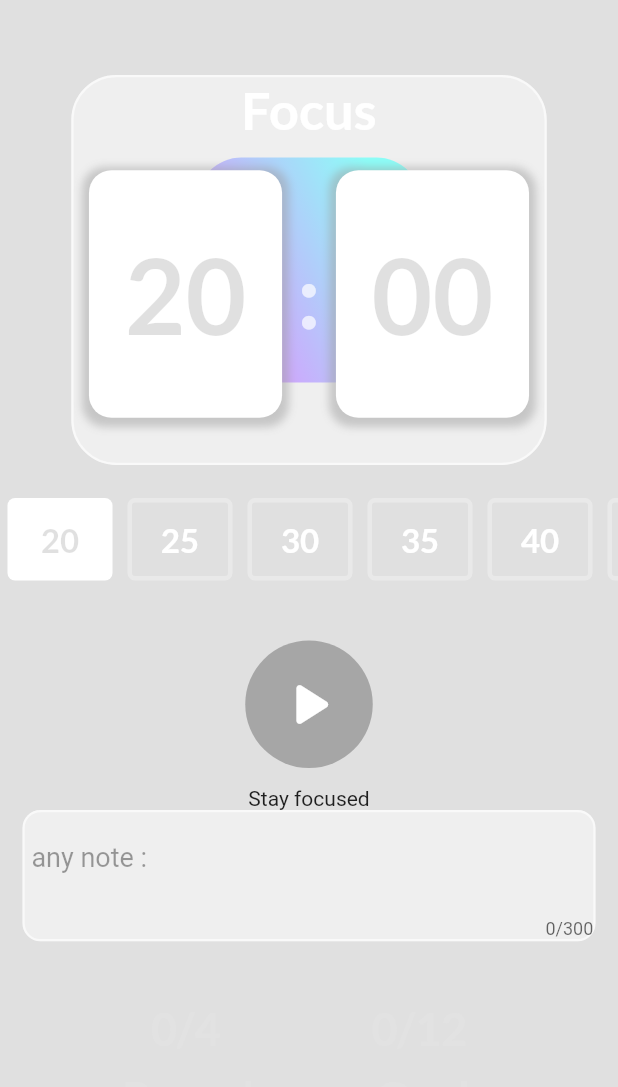
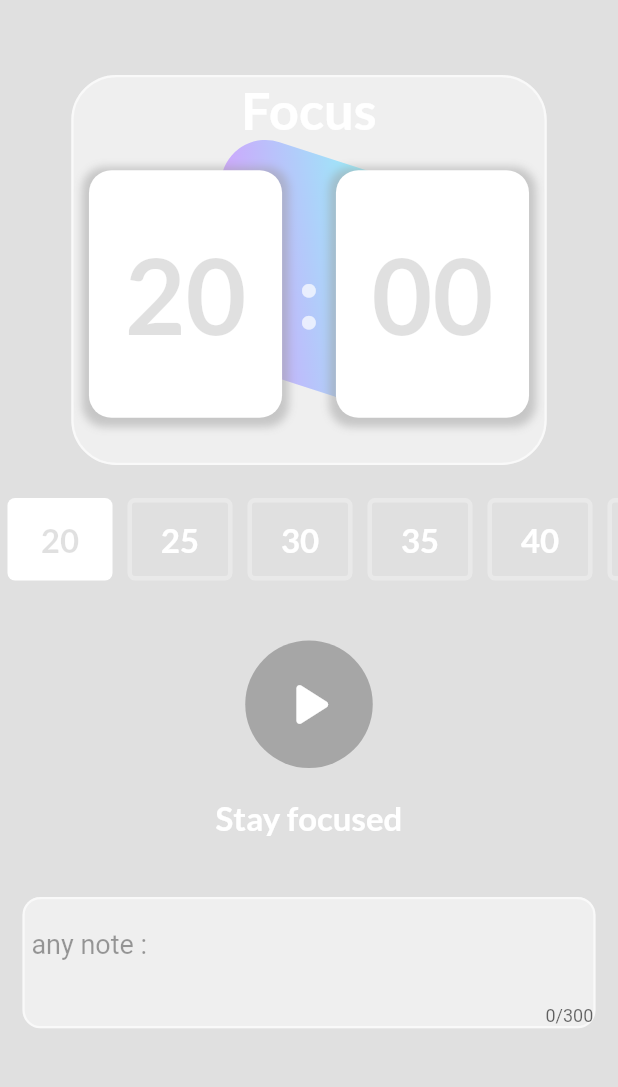
Before and after one commit to radG1t/pomodox, a Flutter app: the screen it shows after launch, after a tap on "20", on a phone screen of 412 x 824 dp, the part 84-1171 px from its top. Run offline on Flutter 3.47's test engine with Material 2 defaults, Android fonts, the phone set to English and light mode, and no system bars; our stand-ins replace google_fonts.

Commit message:
I CANT REMEMBER

```diff
--- a/lib/PomodoroScreen.dart
+++ b/lib/PomodoroScreen.dart
@@ -53,12 +53,16 @@ class PomodoroScreen extends StatelessWidget {
                   ),
                   TimeController(),
                   SizedBox(
-                    height: 12,
+                    height: 20,
                   ),
                   getRandomSentence(),
+                  SizedBox(
+                    height: 40,
+                  ),
+
                   noteBox(),
                   SizedBox(
-                    height: 40,
+                    height: 120,
                   ),
                   ProgressWidget(),
                 ],
--- a/lib/utils.dart
+++ b/lib/utils.dart
@@ -63,7 +63,10 @@ class getRandomSentence extends StatelessWidget {
 
   @override
   Widget build(BuildContext context) {
-    return Text(workRandomSentence());
+    return Text(
+      workRandomSentence(),
+      style: textStyle(22, Colors.white, FontWeight.w700),
+    );
   }
 }
 // if focus page this randoms else those randoms
--- a/lib/widgets/progresswidget.dart
+++ b/lib/widgets/progresswidget.dart
@@ -16,13 +16,13 @@ class ProgressWidget extends StatelessWidget {
           children: [
             Text(
               "${provider.rounds}/4",
-              style: textStyle(30, const Color.fromARGB(255, 226, 226, 226),
+              style: textStyle(18, const Color.fromARGB(255, 226, 226, 226),
                   FontWeight.bold),
             ),
             Text(
               '${provider.goal}/12',
               style: textStyle(
-                  30, Color.fromARGB(255, 226, 226, 226), FontWeight.bold),
+                  18, Color.fromARGB(255, 226, 226, 226), FontWeight.bold),
             ),
           ],
         ),
@@ -34,12 +34,12 @@ class ProgressWidget extends StatelessWidget {
           children: [
             Text(
               'Round',
-              style: textStyle(30, const Color.fromARGB(255, 226, 226, 226),
+              style: textStyle(16, const Color.fromARGB(255, 226, 226, 226),
                   FontWeight.bold),
             ),
             Text(
               'Goal   ',
-              style: textStyle(30, const Color.fromARGB(255, 226, 226, 226),
+              style: textStyle(16, const Color.fromARGB(255, 226, 226, 226),
                   FontWeight.bold),
             ),
           ],
```
